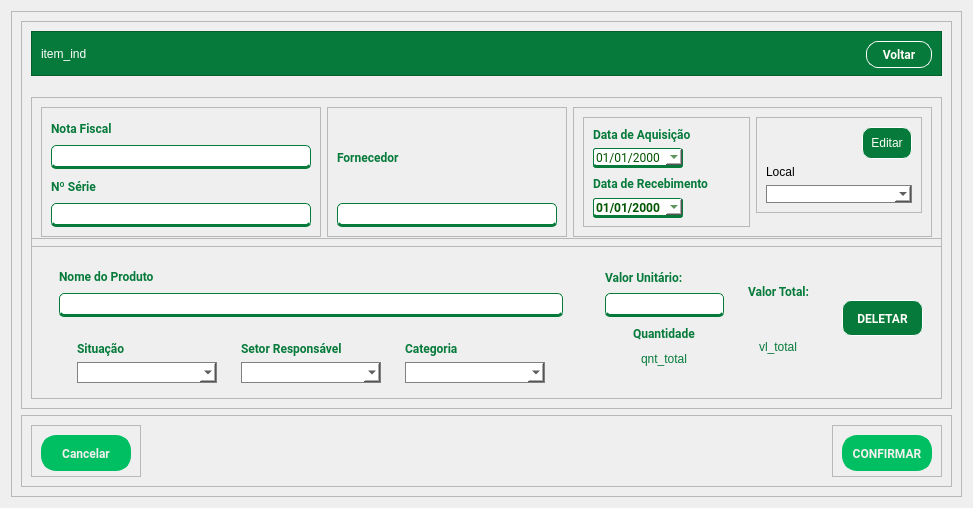
First picture: the form in PATP/bckp/asset_ctrl/templates/interfaces/item_edit.ui, repository eduardogm22/controle_patrimonio, before the edit.
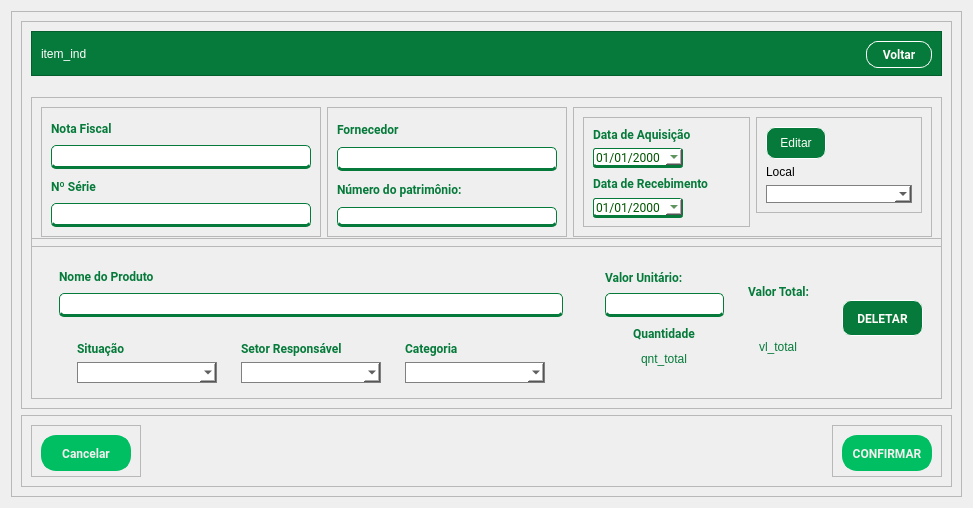
Second picture: the form after the edit.

What changed in the file:
```diff
--- a/PATP/bckp/asset_ctrl/templates/interfaces/item_edit.ui
+++ b/PATP/bckp/asset_ctrl/templates/interfaces/item_edit.ui
@@ -331,6 +331,42 @@
                  </property>
                 </widget>
                </item>
+               <item>
+                <widget class="QLabel" name="label_16">
+                 <property name="font">
+                  <font>
+                   <family>Roboto</family>
+                   <pointsize>9</pointsize>
+                   <weight>75</weight>
+                   <bold>true</bold>
+                  </font>
+                 </property>
+                 <property name="styleSheet">
+                  <string notr="true">color:rgb(5, 122, 58)</string>
+                 </property>
+                 <property name="text">
+                  <string>Número do patrimônio:</string>
+                 </property>
+                </widget>
+               </item>
+               <item>
+                <widget class="QLineEdit" name="lineEdit_2">
+                 <property name="styleSheet">
+                  <string notr="true">
+QLineEdit{
+background-color:white;	
+border-radius: 5px;
+border: 1px solid #057A3A;
+border-bottom: 3px solid #057A3A;
+
+    border-top-right-radius: 5px;  
+    border-bottom-right-radius: 5px;
+}
+
+</string>
+                 </property>
+                </widget>
+               </item>
               </layout>
              </widget>
             </item>
@@ -477,6 +513,8 @@
                      <font>
                       <family>Roboto</family>
                       <pointsize>9</pointsize>
+                      <weight>50</weight>
+                      <bold>false</bold>
                      </font>
                     </property>
                     <property name="styleSheet">
@@ -518,7 +556,7 @@
                   <enum>QFrame::Raised</enum>
                  </property>
                  <layout class="QVBoxLayout" name="verticalLayout_15">
-                  <item alignment="Qt::AlignRight">
+                  <item>
                    <widget class="QPushButton" name="pushButton">
                     <property name="maximumSize">
                      <size>
```
Left out of the diff: 2 changed lines with no effect on the pictures.
